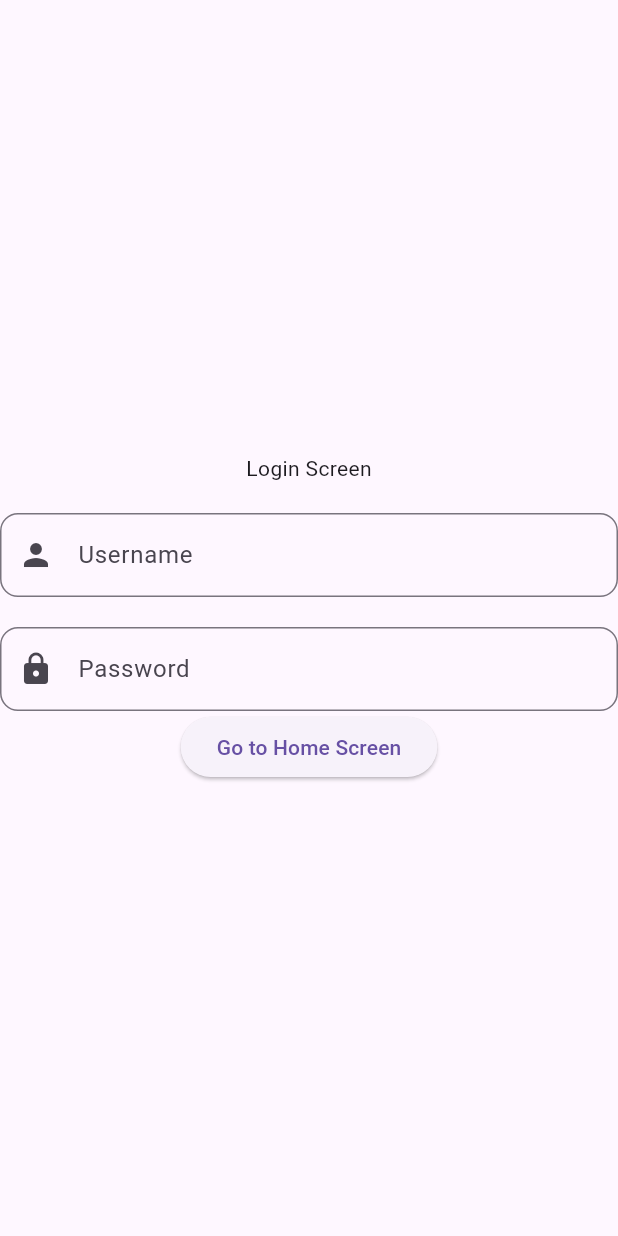
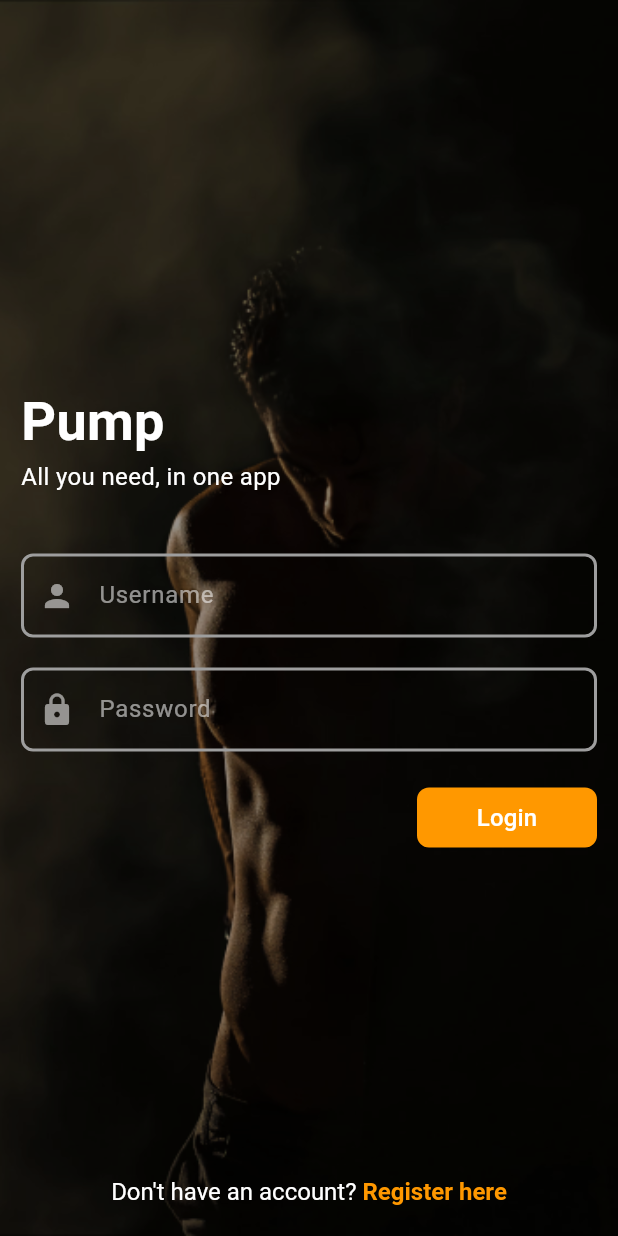
Before and after one commit to jmrsgn/Pump, a Flutter app: the screen it shows after launch, on a phone screen of 412 x 824 dp. Run offline on Flutter 3.47's test engine with Material 3 defaults, Android fonts, the phone set to English and light mode, and no system bars.

Commit message:
feat(ui): finished login screen
- Create login screen
- Create reusable widgets
- Organize constants

```diff
--- a/lib/core/constants.dart
+++ /dev/null
@@ -1,4 +0,0 @@
-class TextFieldDimens {
-  static const double paddingVertical = 16.0;
-  static const double paddingHorizontal = 20.0;
-}
--- /dev/null
+++ b/lib/core/constants/dimens.dart
@@ -0,0 +1,38 @@
+class TextFieldDimens {
+  // Padding
+  static const double paddingVertical = 16.0;
+  static const double paddingHorizontal = 20.0;
+
+  // Radius
+  static const double radius = 8.0;
+
+  // Border
+  static const double enabledBorderWidth = 2.0;
+  static const double focusedBorderWidth = 3.0;
+
+  // Font Size
+  static const double title = 36.0;
+  static const double subtitle = 24.0;
+  static const double description = 16.0;
+}
+
+class ScaffoldDimens {
+  static const double padding = 14.0;
+}
+
+class ButtonDimens {
+  // Padding
+  static const double paddingVertical = 8.0;
+  static const double paddingHorizontal = 16.0;
+
+  // Radius
+  static const double radius = 8.0;
+
+  // Other
+  static const double width120 = 120.0;
+}
+
+class MarginDimens {
+  static const double margin20 = 20.0;
+  static const double margin40 = 40.0;
+}
--- /dev/null
+++ b/lib/core/constants/strings.dart
@@ -0,0 +1,8 @@
+class AppStrings {
+  static const appName = 'Pump';
+  static const login = 'Login';
+  static const register = 'Register';
+  static const username = 'Username';
+  static const password = 'Password';
+  static const allYouNeedInOneApp = "All you need, in one app";
+}
--- /dev/null
+++ b/lib/core/theme/app_colors.dart
@@ -0,0 +1,24 @@
+import 'package:flutter/material.dart';
+
+class AppColors {
+  // Primary brand colors
+  static const Color primary = Color(0x00ec7216);
+
+  // Backgrounds
+  static const Color backgroundDark = Colors.black;
+  static const Color backgroundLight = Colors.white;
+
+  // Text colors
+  static const Color textPrimary = Colors.white;
+  static const Color textSecondary = Colors.white70;
+  static const Color textHint = Colors.white54;
+
+  // Borders
+  // static const Color borderLight = Colors.white;
+  // static const Color borderDark = Colors.black54;
+
+  // Accent or states
+  // static const Color success = Color(0xFF4CAF50);
+  // static const Color error = Color(0xFFF44336);
+  // static const Color warning = Color(0xFFFFC107);
+}
--- /dev/null
+++ b/lib/core/theme/app_theme.dart
@@ -0,0 +1,13 @@
+import 'package:flutter/material.dart';
+import 'package:pump/core/theme/input_decoration_theme.dart';
+
+class AppTheme {
+  static ThemeData get defaultTheme {
+    return ThemeData(
+      brightness: Brightness.dark,
+      primaryColor: Colors.black,
+      scaffoldBackgroundColor: Colors.black,
+      inputDecorationTheme: AppInputDecorations.defaultTheme,
+    );
+  }
+}
--- /dev/null
+++ b/lib/core/theme/input_decoration_theme.dart
@@ -0,0 +1,47 @@
+import 'package:flutter/material.dart';
+import 'package:pump/core/constants/dimens.dart';
+import 'app_colors.dart';
+
+class AppInputDecorations {
+  static const InputDecorationTheme defaultTheme = InputDecorationTheme(
+    hintStyle: TextStyle(color: AppColors.textHint),
+    prefixIconColor: AppColors.textHint,
+    contentPadding: EdgeInsets.symmetric(
+      vertical: TextFieldDimens.paddingVertical,
+      horizontal: TextFieldDimens.paddingHorizontal,
+    ),
+    enabledBorder: OutlineInputBorder(
+      borderSide: BorderSide(
+        color: Colors.grey,
+        width: TextFieldDimens.enabledBorderWidth,
+      ),
+      borderRadius: BorderRadius.all(Radius.circular(TextFieldDimens.radius)),
+    ),
+    focusedBorder: OutlineInputBorder(
+      borderSide: BorderSide(
+        color: Colors.orange,
+        width: TextFieldDimens.focusedBorderWidth,
+      ),
+      borderRadius: BorderRadius.all(Radius.circular(TextFieldDimens.radius)),
+    ),
+  );
+
+  // static InputDecoration base({
+  //   String? label,
+  //   String? hint,
+  //   IconData? prefixIcon,
+  // }) {
+  //   return InputDecoration(
+  //     labelText: label,
+  //     hintText: hint,
+  //     prefixIcon: prefixIcon != null ? Icon(prefixIcon) : null,
+  //     border: const OutlineInputBorder(
+  //       borderRadius: BorderRadius.all(Radius.circular(TextFieldDimens.radius)),
+  //     ),
+  //     contentPadding: EdgeInsets.symmetric(
+  //       vertical: TextFieldDimens.paddingVertical,
+  //       horizontal: TextFieldDimens.paddingHorizontal,
+  //     ),
+  //   );
+  // }
+}
--- /dev/null
+++ b/lib/core/widgets/custom_scaffold.dart
@@ -0,0 +1,33 @@
+import 'package:flutter/material.dart';
+import 'package:pump/core/constants/dimens.dart';
+
+class CustomScaffold extends StatelessWidget {
+  final String? title;
+  final Widget body;
+  final List<Widget>? actions;
+  final Widget? floatingActionButton;
+  final bool showBackButton;
+  final Color? backgroundColor;
+  final AppBar? appBar;
+
+  const CustomScaffold({
+    super.key,
+    required this.body,
+    this.title,
+    this.actions,
+    this.floatingActionButton,
+    this.showBackButton = false,
+    this.backgroundColor,
+    this.appBar,
+  });
+
+  @override
+  Widget build(BuildContext context) {
+    return Scaffold(
+      backgroundColor: backgroundColor ?? Colors.white,
+      appBar: appBar,
+      body: SafeArea(child: body),
+      floatingActionButton: floatingActionButton,
+    );
+  }
+}
--- a/lib/presentation/widgets/custom_text_field.dart
+++ b/lib/core/widgets/custom_text_field.dart
@@ -1,5 +1,4 @@
 import 'package:flutter/material.dart';
-import '../../core/constants.dart';
 
 class CustomTextField extends StatelessWidget {
   final String hint;
@@ -12,7 +11,6 @@ class CustomTextField extends StatelessWidget {
     super.key,
     required this.hint,
     required this.controller,
-    required InputDecoration decoration,
     this.obscureText = false,
     this.keyboardType = TextInputType.text,
     this.prefixIcon,
@@ -26,12 +24,7 @@ class CustomTextField extends StatelessWidget {
       keyboardType: keyboardType,
       decoration: InputDecoration(
         hintText: hint,
-        prefixIcon: prefixIcon != null ? Icon(prefixIcon) : null,
-        contentPadding: const EdgeInsets.symmetric(
-          vertical: TextFieldDimens.paddingVertical,
-          horizontal: TextFieldDimens.paddingHorizontal,
-        ),
-        border: OutlineInputBorder(borderRadius: BorderRadius.circular(12)),
+        prefixIcon: prefixIcon == null ? null : Icon(prefixIcon),
       ),
     );
   }
--- /dev/null
+++ b/lib/features/auth/presentation/screens/login.dart
@@ -0,0 +1,182 @@
+import 'package:flutter/gestures.dart';
+import 'package:flutter/material.dart';
+import 'package:pump/core/constants/strings.dart';
+import 'package:pump/core/widgets/custom_scaffold.dart';
+import 'package:pump/core/widgets/custom_text_field.dart';
+import 'package:pump/core/constants/dimens.dart';
+import 'package:pump/core/theme/app_colors.dart';
+
+class LoginScreen extends StatefulWidget {
+  const LoginScreen({super.key});
+
+  @override
+  State<StatefulWidget> createState() => _LoginScreen();
+}
+
+class _LoginScreen extends State<LoginScreen> {
+  final _usernameController = TextEditingController();
+  final _passwordController = TextEditingController();
+
+  @override
+  Widget build(BuildContext context) {
+    return GestureDetector(
+      onTap: () => FocusScope.of(context).unfocus(),
+      child: CustomScaffold(
+        title: AppStrings.login,
+        body: Stack(
+          fit: StackFit.expand,
+          alignment: Alignment.center,
+          children: [
+            // Background image
+            Image.asset('assets/images/home.png', fit: BoxFit.cover),
+
+            // Dark overlay
+            Container(
+              color: Colors.black.withValues(alpha: 0.4), // 40% opacity
+            ),
+
+            // Main content
+            Center(
+              child: Padding(
+                padding: const EdgeInsets.all(ScaffoldDimens.padding),
+                child: Column(
+                  mainAxisSize: MainAxisSize
+                      .min, // Takes only as much as available height needed
+                  crossAxisAlignment: CrossAxisAlignment.start,
+                  children: [
+                    // Top left section
+                    Column(
+                      crossAxisAlignment: CrossAxisAlignment.start,
+                      children: const [
+                        Text(
+                          AppStrings.appName,
+                          style: TextStyle(
+                            color: AppColors.textPrimary,
+                            fontSize: TextFieldDimens.title,
+                            fontWeight: FontWeight.bold,
+                          ),
+                        ),
+                        Text(
+                          AppStrings.allYouNeedInOneApp,
+                          style: TextStyle(
+                            color: AppColors.textPrimary,
+                            fontSize: TextFieldDimens.description,
+                          ),
+                        ),
+                      ],
+                    ),
+
+                    SizedBox(height: MarginDimens.margin40),
+
+                    // Middle section
+                    Center(
+                      child: Column(
+                        children: [
+                          CustomTextField(
+                            hint: AppStrings.username,
+                            controller: _usernameController,
+                            prefixIcon: Icons.person,
+                          ),
+
+                          const SizedBox(height: MarginDimens.margin20),
+
+                          CustomTextField(
+                            hint: AppStrings.password,
+                            controller: _passwordController,
+                            prefixIcon: Icons.lock,
+                            obscureText: true,
+                          ),
+                        ],
+                      ),
+                    ),
+
+                    SizedBox(height: MarginDimens.margin20),
+
+                    // Lower right section
+                    Align(
+                      alignment: AlignmentGeometry.bottomRight,
+                      child: SizedBox(
+                        width: ButtonDimens.width120,
+                        child: ElevatedButton(
+                          style: ElevatedButton.styleFrom(
+                            backgroundColor: Colors.orange, // TODO: Fix
+                            foregroundColor: AppColors.textPrimary,
+                            shape: RoundedRectangleBorder(
+                              borderRadius: BorderRadius.circular(
+                                ButtonDimens.radius,
+                              ),
+                            ),
+                            padding: const EdgeInsets.symmetric(
+                              vertical: ButtonDimens.paddingVertical,
+                              horizontal: ButtonDimens.paddingHorizontal,
+                            ),
+                          ),
+                          onPressed: () {
+                            final username = _usernameController.text.trim();
+                            final password = _passwordController.text.trim();
+
+                            if (username.isNotEmpty && password.isNotEmpty) {
+                              // TODO proceed with Auth process then go to feed
+                              print(username);
+                              print(password);
+                            }
+                          },
+                          child: const Text(
+                            AppStrings.login,
+                            style: TextStyle(
+                              color: AppColors.textPrimary,
+                              fontSize: TextFieldDimens.description,
+                            ),
+                          ),
+                        ),
+                      ),
+                    ),
+                  ],
+                ),
+              ),
+            ),
+
+            // Bottom text
+            Align(
+              alignment: Alignment.bottomCenter,
+              child: Padding(
+                padding: EdgeInsets.only(bottom: MarginDimens.margin20),
+                child: RichText(
+                  text: TextSpan(
+                    text: "Don't have an account? ",
+                    style: TextStyle(
+                      color: AppColors.textPrimary,
+                      fontSize: TextFieldDimens.description,
+                    ),
+                    children: [
+                      TextSpan(
+                        text: "Register here",
+                        style: TextStyle(
+                          color: Colors.orange, // TODO: Fix
+                          fontSize: TextFieldDimens.description,
+                          fontWeight: FontWeight.bold,
+                        ),
+                        recognizer: TapGestureRecognizer()
+                          ..onTap = () {
+                            print("Go to registration screen");
+                            // TODO: Navigate to registration screen
+                          },
+                      ),
+                    ],
+                  ),
+                ),
+              ),
+            ),
+          ],
+        ),
+      ),
+    );
+  }
+
+  @override
+  void dispose() {
+    _usernameController.dispose();
+    _passwordController.dispose();
+    super.dispose();
+  }
+}
--- a/lib/main.dart
+++ b/lib/main.dart
@@ -1,5 +1,6 @@
 import 'package:flutter/material.dart';
-import 'package:pump/presentation/screens/login/login.dart';
+import 'package:pump/core/theme/app_theme.dart';
+import 'package:pump/features/auth/presentation/screens/login.dart';
 
 void main() {
   runApp(const MyApp());
@@ -13,96 +14,8 @@ class MyApp extends StatelessWidget {
     return MaterialApp(
       title: 'Pump',
       debugShowCheckedModeBanner: false,
-      theme: ThemeData(
-        primarySwatch: Colors.blue,
-      ),
+      theme: AppTheme.defaultTheme,
       home: const LoginScreen(),
     );
   }
 }
-
-class MyHomePage extends StatefulWidget {
-  const MyHomePage({super.key, required this.title});
-
-  // This widget is the home page of your application. It is stateful, meaning
-  // that it has a State object (defined below) that contains fields that affect
-  // how it looks.
-
-  // This class is the configuration for the state. It holds the values (in this
-  // case the title) provided by the parent (in this case the App widget) and
-  // used by the build method of the State. Fields in a Widget subclass are
-  // always marked "final".
-
-  final String title;
-
-  @override
-  State<MyHomePage> createState() => _MyHomePageState();
-}
-
-class _MyHomePageState extends State<MyHomePage> {
-  int _counter = 0;
-
-  void _incrementCounter() {
-    setState(() {
-      // This call to setState tells the Flutter framework that something has
-      // changed in this State, which causes it to rerun the build method below
-      // so that the display can reflect the updated values. If we changed
-      // _counter without calling setState(), then the build method would not be
-      // called again, and so nothing would appear to happen.
-      _counter++;
-    });
-  }
-
-  @override
-  Widget build(BuildContext context) {
-    // This method is rerun every time setState is called, for instance as done
-    // by the _incrementCounter method above.
-    //
-    // The Flutter framework has been optimized to make rerunning build methods
-    // fast, so that you can just rebuild anything that needs updating rather
-    // than having to individually change instances of widgets.
-    return Scaffold(
-      appBar: AppBar(
-        // TRY THIS: Try changing the color here to a specific color (to
-        // Colors.amber, perhaps?) and trigger a hot reload to see the AppBar
-        // change color while the other colors stay the same.
-        backgroundColor: Theme.of(context).colorScheme.inversePrimary,
-        // Here we take the value from the MyHomePage object that was created by
-        // the App.build method, and use it to set our appbar title.
-        title: Text(widget.title),
-      ),
-      body: Center(
-        // Center is a layout widget. It takes a single child and positions it
-        // in the middle of the parent.
-        child: Column(
-          // Column is also a layout widget. It takes a list of children and
-          // arranges them vertically. By default, it sizes itself to fit its
-          // children horizontally, and tries to be as tall as its parent.
-          //
-          // Column has various properties to control how it sizes itself and
-          // how it positions its children. Here we use mainAxisAlignment to
-          // center the children vertically; the main axis here is the vertical
-          // axis because Columns are vertical (the cross axis would be
-          // horizontal).
-          //
-          // TRY THIS: Invoke "debug painting" (choose the "Toggle Debug Paint"
-          // action in the IDE, or press "p" in the console), to see the
-          // wireframe for each widget.
-          mainAxisAlignment: MainAxisAlignment.center,
-          children: <Widget>[
-            const Text('You have pushed the button this many times:'),
-            Text(
-              '$_counter',
-              style: Theme.of(context).textTheme.headlineMedium,
-            ),
-          ],
-        ),
-      ),
-      floatingActionButton: FloatingActionButton(
-        onPressed: _incrementCounter,
-        tooltip: 'Increment',
-        child: const Icon(Icons.add),
-      ), // This trailing comma makes auto-formatting nicer for build methods.
-    );
-  }
-}
--- a/lib/presentation/screens/login/login.dart
+++ /dev/null
@@ -1,54 +0,0 @@
-import 'package:flutter/material.dart';
-import 'package:pump/presentation/widgets/custom_text_field.dart';
-
-class LoginScreen extends StatelessWidget {
-  const LoginScreen({super.key});
-
-  @override
-  Widget build(BuildContext context) {
-    final usernameController = TextEditingController();
-    final passwordController = TextEditingController();
-
-    return Scaffold(
-      body: Center(
-        child: Column(
-          mainAxisAlignment: MainAxisAlignment.center,
-          children: [
-            const Text('Login Screen'),
-            const SizedBox(height: 20),
-            CustomTextField(
-              hint: "Username",
-              controller: usernameController,
-              prefixIcon: Icons.person,
-              decoration: InputDecoration(
-                labelText: 'Username',
-                border: OutlineInputBorder(
-                  borderRadius: BorderRadius.circular(10.0),
-                ),
-              ),
-            ),
-            const SizedBox(height: 20),
-            CustomTextField(
-              hint: "Password",
-              controller: passwordController,
-              prefixIcon: Icons.lock,
-              decoration: InputDecoration(
-                labelText: 'Password',
-                border: OutlineInputBorder(
-                  borderRadius: BorderRadius.circular(10.0),
-                ),
-              ),
-            ),
-            ElevatedButton(
-              onPressed: () {
-                // Navigator.pushNamed(context, '/home');
-                debugPrint("Hello World");
-              },
-              child: const Text('Go to Home Screen'),
-            ),
-          ],
-        ),
-      ),
-    );
-  }
-}
--- a/pubspec.yaml
+++ b/pubspec.yaml
@@ -58,9 +58,8 @@ flutter:
   uses-material-design: true
 
   # To add assets to your application, add an assets section, like this:
-  # assets:
-  #   - images/a_dot_burr.jpeg
-  #   - images/a_dot_ham.jpeg
+  assets:
+    - assets/images/
 
   # An image asset can refer to one or more resolution-specific "variants", see
   # https://flutter.dev/to/resolution-aware-images
```
Also changed, not shown: assets/images/home.png (added), lib/app.dart (added), lib/core/routes.dart (added), lib/presentation/routes.dart (deleted).
